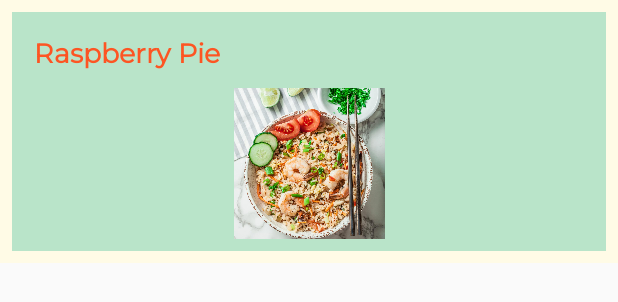
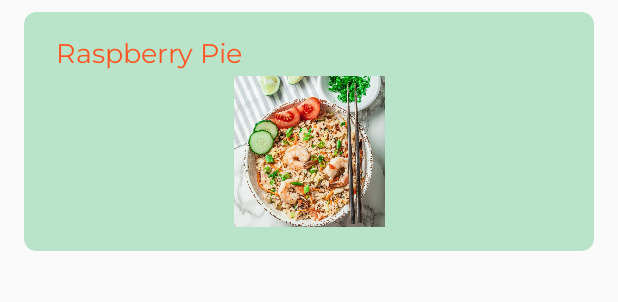
Before and after one commit to amailk/fridge-pal-android, an Android app: the layout item_recipe.xml on its own in the app's theme, with its tools: preview values and no code run, on a phone screen of 412 x 824 dp. Shown: the top 302 px of the screen. Run offline under Robolectric (Android 15) with nearby library versions, the phone set to English and light mode, and no system bars; Roboto replaces fonts that are not available here.

Commit message:
Add styles to item recipe and food item

```diff
--- a/app/src/main/java/cp317/wlu/ca/fridgepal/fridge/FridgeListFragment.java
+++ b/app/src/main/java/cp317/wlu/ca/fridgepal/fridge/FridgeListFragment.java
@@ -144,9 +144,9 @@ public class FridgeListFragment extends Fragment {
             LocalDate expiryDate = food.getExpiryDateAsDate();
 
             if (now.until(expiryDate).getDays() < 3) {
-                holder.foodExpDate.setTextColor(Color.RED);
+                holder.foodExpDate.setTextColor(getResources().getColor(R.color.colorLessThanThree, null));
             } else if (now.until(expiryDate).getDays() < 5) {
-                holder.foodExpDate.setTextColor(Color.YELLOW);
+                holder.foodExpDate.setTextColor(getResources().getColor(R.color.colorLessThanFive, null));
             }
 
             holder.foodObj = food;
--- a/app/src/main/res/layout/item_recipe.xml
+++ b/app/src/main/res/layout/item_recipe.xml
@@ -4,19 +4,18 @@
     xmlns:app="http://schemas.android.com/apk/res-auto"
     xmlns:tools="http://schemas.android.com/tools"
     android:layout_width="match_parent"
-    android:layout_height="175dp"
-    android:background="@color/colorAccent">
+    android:layout_height="175dp">
 
     <androidx.cardview.widget.CardView
         android:id="@+id/card_view"
         android:layout_width="0dp"
         android:layout_height="0dp"
-        android:layout_marginStart="8dp"
+        android:layout_marginStart="16dp"
         android:layout_marginTop="8dp"
-        android:layout_marginEnd="8dp"
+        android:layout_marginEnd="16dp"
         android:layout_marginBottom="8dp"
         app:cardBackgroundColor="@color/colorPrimaryLight"
-        app:cardCornerRadius="0dp"
+        app:cardCornerRadius="8dp"
         app:cardElevation="0dp"
         app:layout_constraintBottom_toBottomOf="parent"
         app:layout_constraintEnd_toEndOf="parent"
@@ -31,14 +30,14 @@
                 android:id="@+id/name_textview"
                 android:layout_width="wrap_content"
                 android:layout_height="wrap_content"
-                android:layout_marginStart="8dp"
+                android:layout_marginStart="16dp"
                 android:layout_marginTop="16dp"
-                android:layout_marginEnd="8dp"
+                android:layout_marginEnd="16dp"
                 android:clickable="true"
                 android:fontFamily="@font/montserrat"
                 android:textColor="@color/colorSecondary"
                 android:textSize="18sp"
-                android:textStyle="bold"
+                android:textStyle="normal"
                 android:typeface="sans"
                 app:layout_constraintEnd_toEndOf="parent"
                 app:layout_constraintHorizontal_bias="0.025"
@@ -50,13 +49,12 @@
                 android:id="@+id/recipe_image"
                 android:layout_width="0dp"
                 android:layout_height="0dp"
-                android:layout_marginStart="8dp"
-                android:layout_marginTop="8dp"
-                android:layout_marginEnd="8dp"
-                android:layout_marginBottom="8dp"
+                android:layout_marginStart="16dp"
+                android:layout_marginEnd="16dp"
+                android:layout_marginBottom="16dp"
                 app:layout_constraintBottom_toBottomOf="parent"
                 app:layout_constraintEnd_toEndOf="parent"
-                app:layout_constraintHorizontal_bias="0.272"
+                app:layout_constraintHorizontal_bias="0.37"
                 app:layout_constraintStart_toStartOf="parent"
                 app:layout_constraintTop_toBottomOf="@+id/name_textview"
                 app:layout_constraintVertical_bias="1.0"
--- a/app/src/main/res/values/colors.xml
+++ b/app/src/main/res/values/colors.xml
@@ -6,4 +6,7 @@
     <color name="colorSecondary">#FD5523</color>
     <color name="colorAccent">#FFFBE6</color>
     <color name="salmon">#fa8072</color>
+    <color name="colorSecondaryMuted">#ff835e</color>
+    <color name="colorLessThanFive">#ebcc34</color>
+    <color name="colorLessThanThree">#ff4a4a</color>
 </resources>
--- a/app/src/main/res/values/strings.xml
+++ b/app/src/main/res/values/strings.xml
@@ -59,8 +59,8 @@
     <string name="date_of_expiry">Select Date of Expiration</string>
     <string name="add_food_button">Add Food</string>
 
-    <string name="confirm_grocery_text">Your Grocery day is </string>
-    <string name="confirm_dietary_text">Your preferred Dietary is </string>
+    <string name="confirm_grocery_text">Grocery Day</string>
+    <string name="confirm_dietary_text">Dietary Preference </string>
 
     <string name="grocery_day_title">Grocery Day</string>
 
```
Also changed, not shown: app/src/main/res/layout/fridge_list_item_layout_2.xml (+27 -16 lines).
